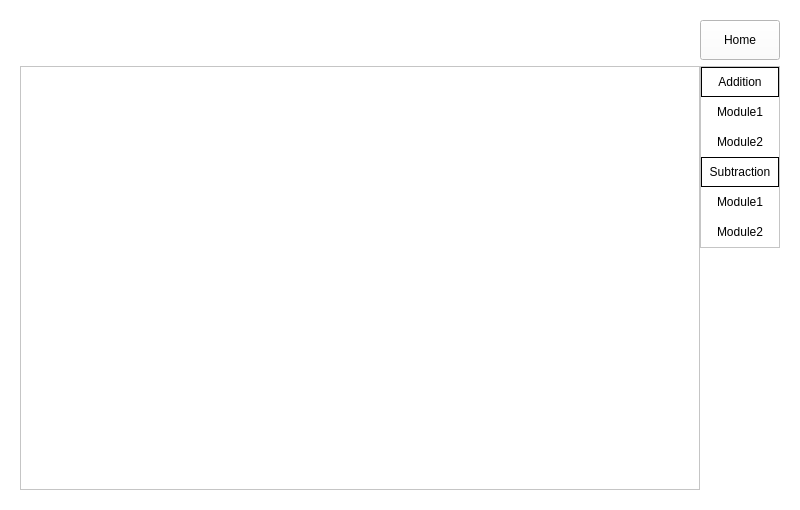
Qt form screen/_ui/learning_screen.ui (pranav1416/elixir-math-quiz) before a commit.
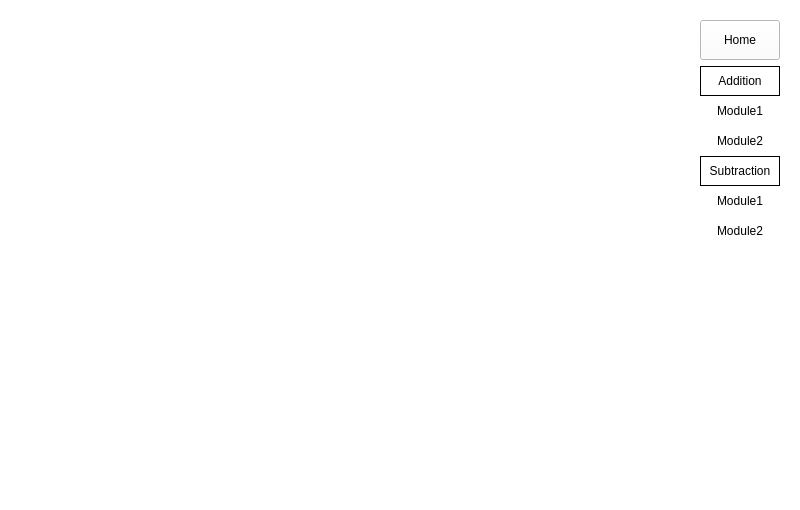
The same form after that commit. The open tabs and pages were chosen to show the change. Icons and pictures are not drawn.

What changed in the file:
```diff
--- a/screen/_ui/learning_screen.ui
+++ b/screen/_ui/learning_screen.ui
@@ -180,7 +180,7 @@
             <string notr="true">background-color: rgb(255, 255, 255);</string>
            </property>
            <property name="frameShape">
-            <enum>QFrame::StyledPanel</enum>
+            <enum>QFrame::NoFrame</enum>
            </property>
            <property name="frameShadow">
             <enum>QFrame::Raised</enum>
@@ -267,10 +267,10 @@
                <widget class="QLabel" name="label_8">
                 <property name="geometry">
                  <rect>
-                  <x>60</x>
-                  <y>50</y>
-                  <width>601</width>
-                  <height>361</height>
+                  <x>80</x>
+                  <y>60</y>
+                  <width>561</width>
+                  <height>331</height>
                  </rect>
                 </property>
                 <property name="text">
@@ -310,7 +310,7 @@
             <string notr="true">alternate-background-color: rgb(255, 255, 255);</string>
            </property>
            <property name="frameShape">
-            <enum>QFrame::StyledPanel</enum>
+            <enum>QFrame::NoFrame</enum>
            </property>
            <property name="frameShadow">
             <enum>QFrame::Raised</enum>
```
Left out of the diff: 10 changed lines with no effect on the pictures.
